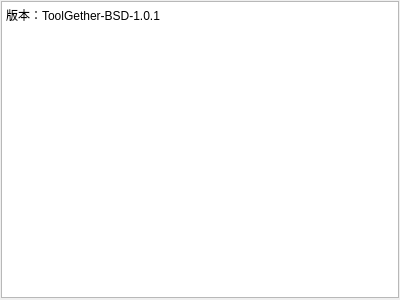
sen2222/BSDToolGather, file view/ui/mainlogwidget.ui: the form before one commit.
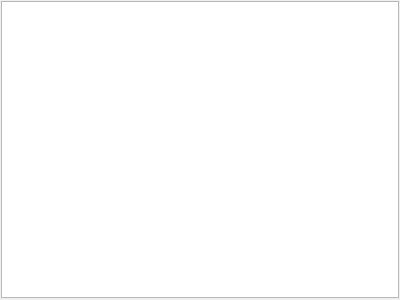
The form after the commit.

The edit to the form file:
```diff
--- a/view/ui/mainlogwidget.ui
+++ b/view/ui/mainlogwidget.ui
@@ -32,8 +32,7 @@
       <bool>true</bool>
      </property>
      <property name="plainText">
-      <string>版本：ToolGether-BSD-1.0.1
-</string>
+      <string/>
      </property>
     </widget>
    </item>
```
